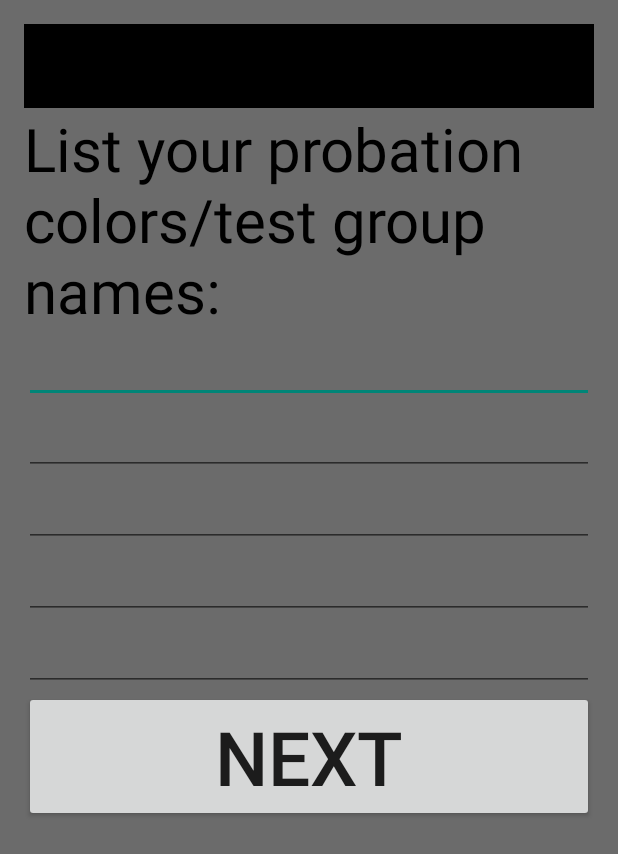
After one commit to jeremysiedzik/officer-rainbow, an Android app: the layout activity_main_4.xml on its own in the app's theme, with its tools: preview values and no code run, on a phone screen of 412 x 824 dp. The commit adds this screen. Shown: the top 854 px of the screen. Run offline under Robolectric (Android 15) with nearby library versions, the phone set to English and light mode, and no system bars.

Commit message:
main 2 activity to manifest

```diff
--- a/app/src/main/java/com/robotagrex/or/officerrainbow/Main3Activity.java
+++ b/app/src/main/java/com/robotagrex/or/officerrainbow/Main3Activity.java
@@ -49,7 +49,7 @@ public class Main3Activity extends AppCompatActivity {
 
                 editor.putString(Message, messagekey);
                 editor.apply();
-                Intent qoneintent = new Intent(Main3Activity.this, MainActivity.class);
+                Intent qoneintent = new Intent(Main3Activity.this, Main4Activity.class);
                 startActivity(qoneintent);
             }
         });
--- /dev/null
+++ b/app/src/main/res/layout/activity_main_4.xml
@@ -0,0 +1,119 @@
+<?xml version="1.0" encoding="utf-8"?>
+<RelativeLayout xmlns:android="http://schemas.android.com/apk/res/android"
+    xmlns:tools="http://schemas.android.com/tools"
+    android:layout_width="match_parent"
+    android:layout_height="match_parent"
+    xmlns:app="http://schemas.android.com/apk/res-auto"
+    android:paddingBottom="@dimen/activity_vertical_margin"
+    android:paddingLeft="@dimen/activity_horizontal_margin"
+    android:paddingRight="@dimen/activity_horizontal_margin"
+    android:paddingTop="@dimen/activity_vertical_margin"
+    tools:context="com.robotagrex.or.officerrainbow.MainActivity"
+    android:background="#6b6b6b">
+
+    <TextView
+        android:layout_width="wrap_content"
+        android:layout_height="wrap_content"
+        android:text="@string/probation_colors"
+        android:textSize="40sp"
+        android:textIsSelectable="false"
+        android:textColor="#000000"
+        android:id="@+id/textView"
+        android:layout_below="@+id/my_toolbar"
+        android:layout_alignParentLeft="true"
+        android:layout_alignParentStart="true" />
+
+    <EditText
+        android:layout_width="wrap_content"
+        android:layout_height="wrap_content"
+        android:inputType="textPersonName"
+        android:ems="10"
+        android:id="@+id/editText"
+        android:selectAllOnFocus="true"
+        android:layout_below="@+id/textView"
+        android:layout_alignParentEnd="true"
+        android:layout_alignParentLeft="true"
+        android:layout_alignParentStart="true"
+        android:textSize="20sp" />
+
+    <Button
+        android:layout_width="wrap_content"
+        android:layout_height="wrap_content"
+        android:text="@string/next"
+        android:id="@+id/buttoncolor"
+        android:clickable="false"
+        android:textSize="50sp"
+        android:layout_below="@+id/editText10"
+        android:layout_alignParentLeft="true"
+        android:layout_alignParentStart="true"
+        android:layout_alignRight="@+id/editText10"
+        android:layout_alignEnd="@+id/editText10" />
+
+    <android.support.v7.widget.Toolbar
+        android:id="@+id/my_toolbar"
+        android:layout_width="match_parent"
+        android:layout_height="?attr/actionBarSize"
+        android:background="#000000"
+        android:theme="@style/ThemeOverlay.AppCompat.ActionBar"
+        app:popupTheme="@style/ThemeOverlay.AppCompat.Light"
+        android:layout_alignParentTop="true"
+        android:layout_alignParentLeft="true"
+        android:layout_alignParentStart="true" />
+
+    <EditText
+        android:layout_width="wrap_content"
+        android:layout_height="wrap_content"
+        android:inputType="textPersonName"
+        android:ems="10"
+        android:id="@+id/editText7"
+        android:textSize="20sp"
+        android:selectAllOnFocus="true"
+        android:layout_below="@+id/editText"
+        android:layout_alignParentLeft="true"
+        android:layout_alignParentStart="true"
+        android:layout_alignRight="@+id/editText"
+        android:layout_alignEnd="@+id/editText" />
+
+    <EditText
+        android:layout_width="wrap_content"
+        android:layout_height="wrap_content"
+        android:inputType="textPersonName"
+        android:ems="10"
+        android:id="@+id/editText8"
+        android:textSize="20sp"
+        android:selectAllOnFocus="true"
+        android:layout_below="@+id/editText7"
+        android:layout_alignParentLeft="true"
+        android:layout_alignParentStart="true"
+        android:layout_alignRight="@+id/editText7"
+        android:layout_alignEnd="@+id/editText7" />
+
+    <EditText
+        android:layout_width="wrap_content"
+        android:layout_height="wrap_content"
+        android:inputType="textPersonName"
+        android:ems="10"
+        android:id="@+id/editText9"
+        android:textSize="20sp"
+        android:selectAllOnFocus="true"
+        android:layout_below="@+id/editText8"
+        android:layout_alignParentLeft="true"
+        android:layout_alignParentStart="true"
+        android:layout_alignRight="@+id/editText8"
+        android:layout_alignEnd="@+id/editText8" />
+
+    <EditText
+        android:layout_width="wrap_content"
+        android:layout_height="wrap_content"
+        android:inputType="textPersonName"
+        android:ems="10"
+        android:id="@+id/editText10"
+        android:textSize="20sp"
+        android:selectAllOnFocus="true"
+        android:layout_below="@+id/editText9"
+        android:layout_alignParentLeft="true"
+        android:layout_alignParentStart="true"
+        android:layout_alignRight="@+id/editText9"
+        android:layout_alignEnd="@+id/editText9" />
+
+</RelativeLayout>
--- a/app/src/main/res/values/strings.xml
+++ b/app/src/main/res/values/strings.xml
@@ -4,7 +4,7 @@
     <string name="what_is_your_last_name">What is your last name?</string>
     <string name="abby">Abby</string>
     <string name="sconder">Sconder</string>
-    <string name="probation_colors">What are your probation colors?</string>
+    <string name="probation_colors">List your probation colors/test group names:</string>
     <string name="probation_contact">Probation Office contact info:</string>
     <string name="notification_message">What shall the notification message be?</string>
     <string name="notification_exampe">You need to report today!</string>
@@ -15,4 +15,5 @@
     <string name="probation_reminder">Next probation meeting:</string>
     <string name="next">Next</string>
     <string name="contact_button">Contact</string>
+    <string name="example_color">Blue</string>
 </resources>
```
Also changed, not shown: app/src/main/java/com/robotagrex/or/officerrainbow/Main4Activity.java (added, +80 -0 lines).
